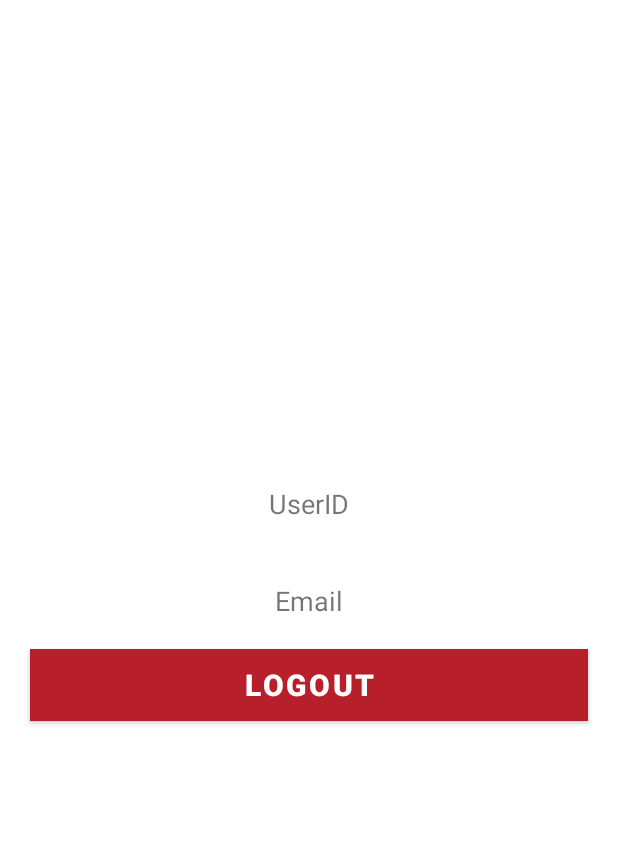
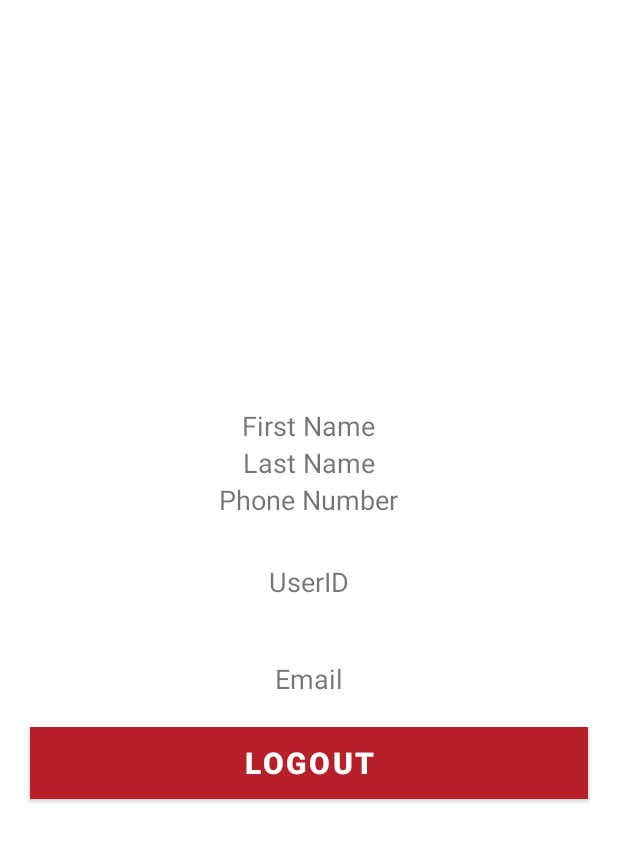
Before and after one commit to D-Byrne/FYP_App, an Android app: the layout activity_main.xml on its own in the app's theme, with its tools: preview values and no code run, on a phone screen of 412 x 824 dp. Shown: the top 842 px of the screen. Run offline under Robolectric (Android 15) with nearby library versions, the phone set to English and light mode, and no system bars.

Commit message:
Added in function to read from realtim database and display on main view after account login or registration.

```diff
--- a/app/src/main/java/org/wit/fyp/RegisterActivity.kt
+++ b/app/src/main/java/org/wit/fyp/RegisterActivity.kt
@@ -86,10 +86,6 @@ class RegisterActivity : AppCompatActivity() {
            startActivity(Intent(this, LoginActivity::class.java))
         }
 
-
-
-
-
     }
 
     private fun writeToDatabase(){
@@ -99,8 +95,6 @@ class RegisterActivity : AppCompatActivity() {
 
         var userModel = UserModel(firstName, lastName, phoneNumber)
 
-        var id = database.push().key
-
         database.child("users").child(customKey).setValue(userModel)
     }
 }
--- a/app/src/main/res/layout/activity_main.xml
+++ b/app/src/main/res/layout/activity_main.xml
@@ -18,16 +18,51 @@
             android:orientation="vertical"
             android:gravity="center_horizontal">
 
+            <TextView
+                android:id="@+id/text_view_first_name"
+                android:layout_width="wrap_content"
+                android:layout_height="wrap_content"
+                android:text="First Name"
+                android:textSize="18sp"
+                app:layout_constraintBottom_toBottomOf="parent"
+                app:layout_constraintLeft_toLeftOf="parent"
+                app:layout_constraintRight_toRightOf="parent"
+                app:layout_constraintTop_toTopOf="parent" />
+
+            <TextView
+                android:id="@+id/text_view_last_name"
+                android:layout_width="wrap_content"
+                android:layout_height="wrap_content"
+                android:text="Last Name"
+                android:textSize="18sp"
+                app:layout_constraintBottom_toBottomOf="parent"
+                app:layout_constraintLeft_toLeftOf="parent"
+                app:layout_constraintRight_toRightOf="parent"
+                app:layout_constraintTop_toTopOf="parent" />
+
+            <TextView
+                android:id="@+id/text_view_phone_number"
+                android:layout_width="wrap_content"
+                android:layout_height="wrap_content"
+                android:text="Phone Number"
+                android:textSize="18sp"
+                app:layout_constraintBottom_toBottomOf="parent"
+                app:layout_constraintLeft_toLeftOf="parent"
+                app:layout_constraintRight_toRightOf="parent"
+                app:layout_constraintTop_toTopOf="parent" />
+
     <TextView
         android:id="@+id/text_view_user_id_lo"
         android:layout_width="wrap_content"
         android:layout_height="wrap_content"
         android:text="UserID"
+        android:layout_marginTop="30dp"
         android:textSize="18sp"
         app:layout_constraintBottom_toBottomOf="parent"
         app:layout_constraintLeft_toLeftOf="parent"
         app:layout_constraintRight_toRightOf="parent"
         app:layout_constraintTop_toTopOf="parent" />
+
 
     <TextView
         android:id="@+id/text_view_email_lo"
```
Also changed, not shown: app/src/main/java/org/wit/fyp/MainActivity.kt (+37 -2 lines).
